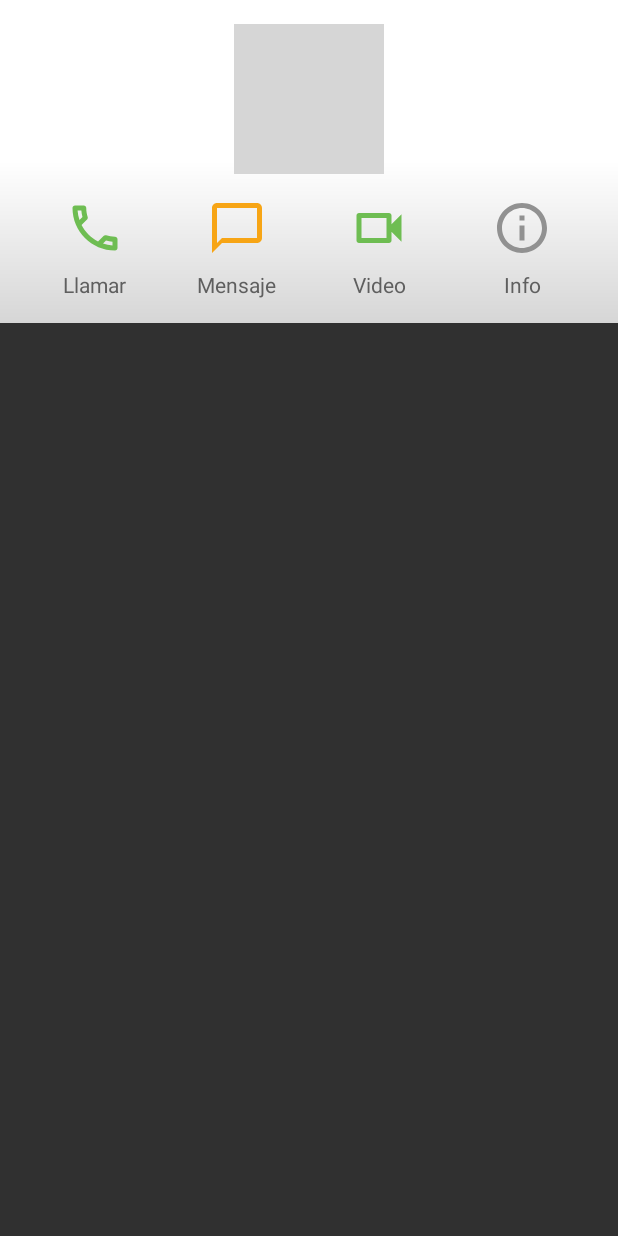
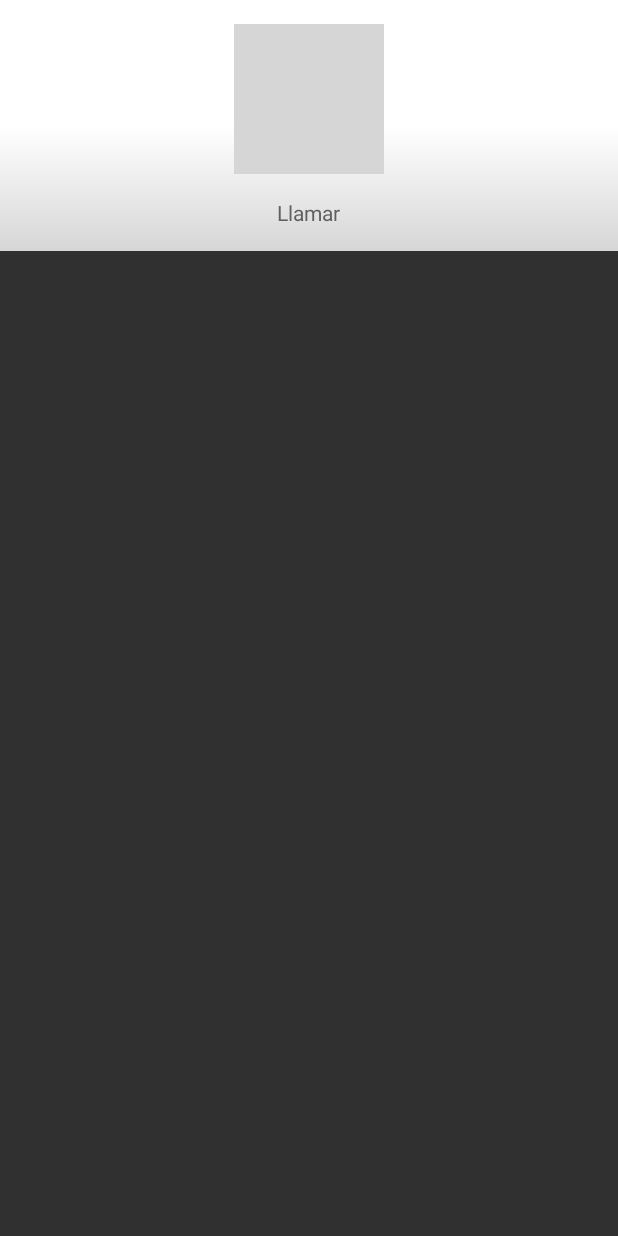
Before and after one commit to dom4n4k2/Drinki, an Android app: the layout list_item.xml on its own in the app's theme, with its tools: preview values and no code run, on a phone screen of 412 x 824 dp. Run offline under Robolectric (Android 15) with nearby library versions, the light colour scheme and no system bars; grey boxes are pictures that could not be loaded.

Commit message:
01/03 wrokign expandable list with data  from database

```diff
--- a/app/src/main/java/pl/swierzy/dynksy/database_content.java
+++ b/app/src/main/java/pl/swierzy/dynksy/database_content.java
@@ -30,7 +30,7 @@ public class database_content extends drinks {
             reader.readLine();
             while ((line = reader.readLine()) != null) {
                 //Log.d("wtf", "Line: " + line);
-                String[] tokens = line.split(";");
+                String[] tokens = line.split(",");
 
 
 
--- a/app/src/main/java/pl/swierzy/dynksy/drink_add_class.java
+++ b/app/src/main/java/pl/swierzy/dynksy/drink_add_class.java
@@ -12,8 +12,6 @@ public class drink_add_class{
     private String S3_drink;
     private String S4_drink;
     private String S5_drink;
-
-
     private String S6_drink;
     private String S7_drink;
     private String S8_drink;
--- a/app/src/main/res/layout/list_item.xml
+++ b/app/src/main/res/layout/list_item.xml
@@ -29,12 +29,6 @@
             android:gravity="center"
             android:orientation="vertical">
 
-            <ImageView
-                android:layout_width="40dp"
-                android:layout_height="40dp"
-                android:layout_marginBottom="8dp"
-                android:src="@drawable/ic_llamada" />
-
             <TextView
                 android:layout_width="wrap_content"
                 android:layout_height="wrap_content"
@@ -44,74 +38,6 @@
 
         </LinearLayout>
 
-        <LinearLayout
-            android:id="@+id/lMensaje"
-            android:layout_width="0dp"
-            android:layout_height="wrap_content"
-            android:layout_weight="1"
-            android:gravity="center"
-            android:orientation="vertical">
-
-            <ImageView
-                android:layout_width="40dp"
-                android:layout_height="40dp"
-                android:layout_marginBottom="8dp"
-                android:src="@drawable/ic_mensaje" />
-
-            <TextView
-                android:layout_width="wrap_content"
-                android:layout_height="wrap_content"
-                android:text="Mensaje"
-                android:textColor="@color/txt_color" />
-
-
-        </LinearLayout>
-
-        <LinearLayout
-            android:id="@+id/lVideoLlamada"
-            android:layout_width="0dp"
-            android:layout_height="wrap_content"
-            android:layout_weight="1"
-            android:gravity="center"
-            android:orientation="vertical">
-
-            <ImageView
-                android:layout_width="40dp"
-                android:layout_height="40dp"
-                android:layout_marginBottom="8dp"
-                android:src="@drawable/ic_videollamada" />
-
-            <TextView
-                android:layout_width="wrap_content"
-                android:layout_height="wrap_content"
-                android:text="Video"
-                android:textColor="@color/txt_color" />
-
-
-        </LinearLayout>
-
-        <LinearLayout
-            android:id="@+id/lInfo"
-            android:layout_width="0dp"
-            android:layout_height="wrap_content"
-            android:layout_weight="1"
-            android:gravity="center"
-            android:orientation="vertical">
-
-            <ImageView
-                android:layout_width="40dp"
-                android:layout_height="40dp"
-                android:layout_marginBottom="8dp"
-                android:src="@drawable/ic_info" />
-
-            <TextView
-                android:layout_width="wrap_content"
-                android:layout_height="wrap_content"
-                android:text="Info"
-                android:textColor="@color/txt_color" />
-
-
-        </LinearLayout>
 
     </LinearLayout>
 
```
Also changed, not shown: app/src/main/java/pl/swierzy/dynksy/Contacto.java (deleted, +0 -31 lines), app/src/main/java/pl/swierzy/dynksy/CustomExpandableListAdapter.java (+7 -40 lines), app/src/main/java/pl/swierzy/dynksy/Drink_Get_Set.java (added, +93 -0 lines), app/src/main/java/pl/swierzy/dynksy/drinks.java (+10 -43 lines), app/src/main/res/raw/drinki.csv (+40 -7 lines).
